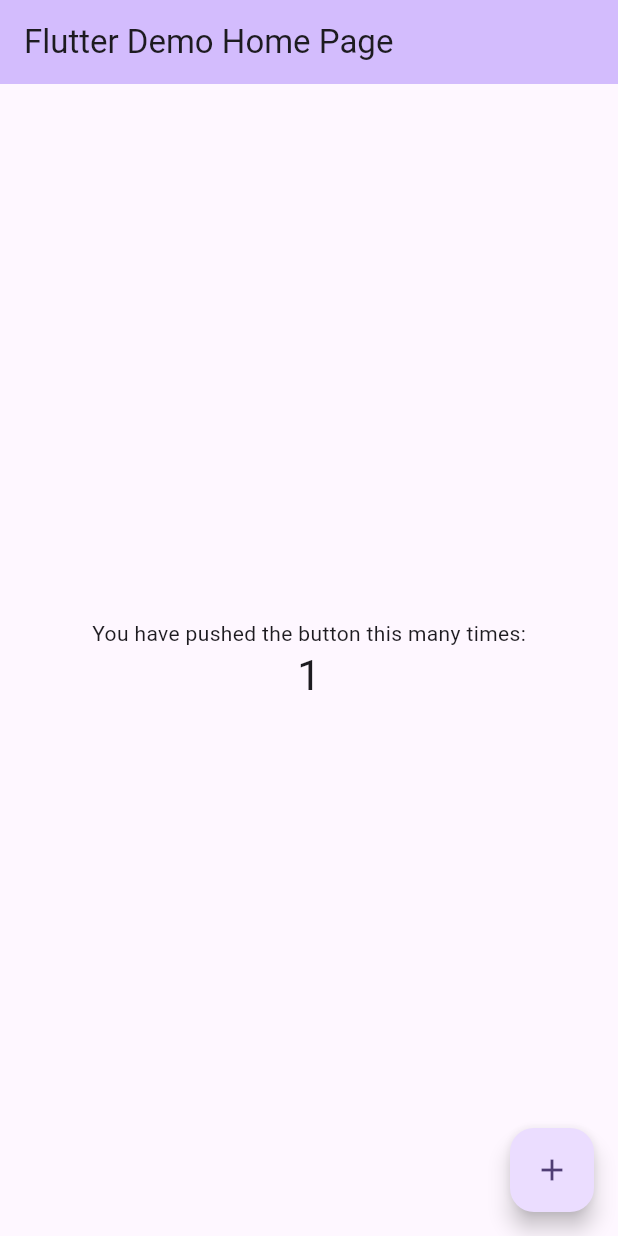
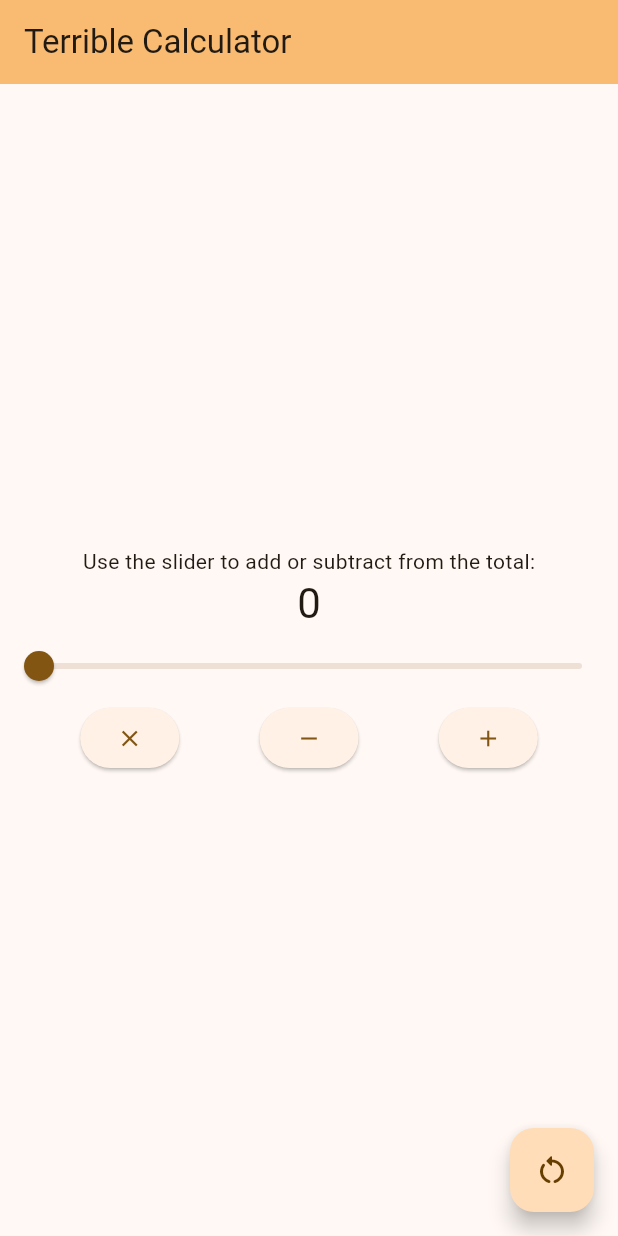
Before and after one commit to elliotallen1/click-me, a Flutter app: the screen it shows after launch, after a tap on the "add" icon, on a phone screen of 412 x 824 dp. Run offline on Flutter 3.47's test engine with Material 3 defaults, Android fonts, the phone set to English and light mode, and no system bars.

Commit message:
Bad Calc App
I made a calc but you can only control it with a slider. You cannot divide also. Color changed too! Sorry I should have done more commits...

```diff
--- a/fl1/lib/main.dart
+++ b/fl1/lib/main.dart
@@ -11,7 +11,7 @@
   @override
   Widget build(BuildContext context) {
     return MaterialApp(
-      title: 'Flutter Demo',
+      title: 'Click Me',
       theme: ThemeData(
         // This is the theme of your application.
         //
@@ -28,10 +28,10 @@
         //
         // This works for code too, not just values: Most code changes can be
         // tested with just a hot reload.
-        colorScheme: ColorScheme.fromSeed(seedColor: Colors.deepPurple),
+        colorScheme: ColorScheme.fromSeed(seedColor: const Color.fromARGB(255, 143, 90, 0)),
         useMaterial3: true,
       ),
-      home: const MyHomePage(title: 'Flutter Demo Home Page'),
+      home: const MyHomePage(title: 'Terrible Calculator'),
     );
   }
 }
@@ -55,7 +55,8 @@
 }
 
 class _MyHomePageState extends State<MyHomePage> {
-  int _counter = 0;
+  double _counter = 0;
+  double _currentSliderValue = 0;
 
   void _incrementCounter() {
     setState(() {
@@ -64,7 +65,25 @@
       // so that the display can reflect the updated values. If we changed
       // _counter without calling setState(), then the build method would not be
       // called again, and so nothing would appear to happen.
-      _counter++;
+      _counter+=_currentSliderValue;
+    });
+  }
+
+  void _decrementCounter() {
+    setState(() {
+      _counter-=_currentSliderValue;
+    });
+  }
+
+  void _multiplyCounter() {
+    setState(() {
+      _counter*=_currentSliderValue;
+    });
+  }
+
+  void _resetCounter() {
+    setState(() {
+      _counter=0;
     });
   }
 
@@ -106,20 +125,36 @@
           mainAxisAlignment: MainAxisAlignment.center,
           children: <Widget>[
             const Text(
-              'You have pushed the button this many times:',
+              'Use the slider to add or subtract from the total:',
             ),
             Text(
-              '$_counter',
+              _counter.round().toString(),
               style: Theme.of(context).textTheme.headlineMedium,
             ),
+            Slider(
+              value: _currentSliderValue,
+              max: 100,
+              divisions: 100,
+              label: _currentSliderValue.round().toString(),
+              onChanged: (double value) {
+                setState(() {
+                  _currentSliderValue = value;
+                  }
+                );
+              }
+            ),
+            Row(
+            mainAxisAlignment: MainAxisAlignment.spaceEvenly,
+            children: <Widget>[
+              ElevatedButton(onPressed: _multiplyCounter, onHover: (val){} ,child: const Icon(Icons.close)),
+              ElevatedButton(onPressed: _decrementCounter, child: const Icon(Icons.remove)),
+              ElevatedButton(onPressed: _incrementCounter, child: const Icon(Icons.add))
+          ]
+          )
           ],
         ),
       ),
-      floatingActionButton: FloatingActionButton(
-        onPressed: _incrementCounter,
-        tooltip: 'Increment',
-        child: const Icon(Icons.add),
-      ), // This trailing comma makes auto-formatting nicer for build methods.
+      floatingActionButton: FloatingActionButton(onPressed: _resetCounter, child: const Icon(Icons.restart_alt_rounded)),
     );
   }
 }
```
